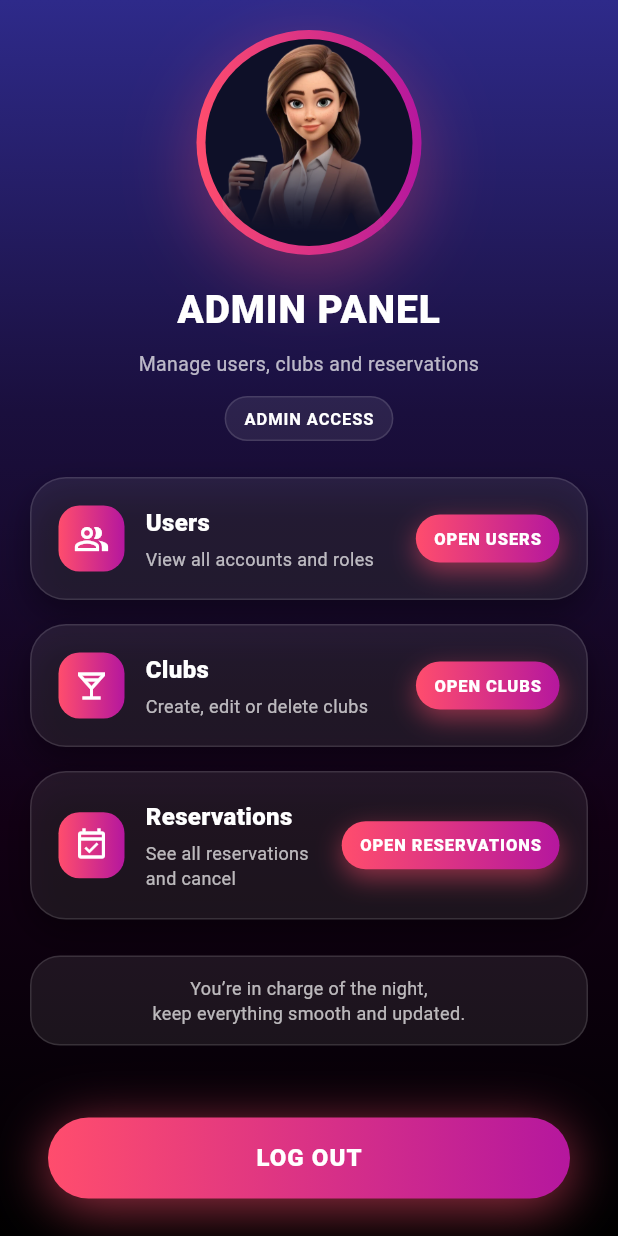
After one commit to lukacetkovic/DrinkPass_projekat, a Flutter app: the AdminScreen screen opened by its route, on a phone screen of 412 x 824 dp. The commit adds this screen. Run offline on Flutter 3.47's test engine with Material 3 defaults, Android fonts, the phone set to English and light mode, and no system bars; our stand-ins replace cloud_firestore, firebase_auth, firebase_core; accounts and stored records are empty; Roboto replaces fonts that are missing (Poppins).

Commit message:
Dodavanje admin panel-a i povezivanje sa role-om

```diff
--- a/lib/main.dart
+++ b/lib/main.dart
@@ -13,6 +13,7 @@ import 'screens/login_screen.dart';
 import 'screens/createNewAcc_screen.dart';
 import 'screens/myProfile_screen.dart';
 import 'screens/auth_gate.dart';
+import 'screens/admin_screen.dart';
 
 Future<void> main() async {
   WidgetsFlutterBinding.ensureInitialized();
@@ -44,6 +45,7 @@ class DrinkPassApp extends StatelessWidget {
         AppRoutes.createAccount: (context) => CreateNewAccScreen(),
 
         AppRoutes.profile: (context) => const MyProfileScreen(),
+        AppRoutes.admin: (context) => const AdminScreen(),
       },
     );
   }
--- a/lib/navigation/app_routes.dart
+++ b/lib/navigation/app_routes.dart
@@ -5,4 +5,5 @@ class AppRoutes {
   static const login = '/login';
   static const createAccount = '/create-account';
   static const profile = '/profile';
+  static const admin = '/admin';
 }
--- /dev/null
+++ b/lib/screens/admin_screen.dart
@@ -0,0 +1,296 @@
+import 'package:flutter/material.dart';
+import 'package:provider/provider.dart';
+
+import '../state/auth_state.dart';
+import '../navigation/app_routes.dart';
+
+class AdminScreen extends StatelessWidget {
+  const AdminScreen({super.key});
+
+  static const LinearGradient backgroundGradient = LinearGradient(
+    begin: Alignment.topCenter,
+    end: Alignment.bottomCenter,
+    colors: [
+      Color(0xFF2E2A8A),
+      Color(0xFF1A0F3D),
+      Color(0xFF120014),
+      Color(0xFF000000),
+    ],
+  );
+
+  static const LinearGradient primaryGradient = LinearGradient(
+    colors: [Color(0xFFFF4D6D), Color(0xFFB5179E)],
+    begin: Alignment.centerLeft,
+    end: Alignment.centerRight,
+  );
+
+  @override
+  Widget build(BuildContext context) {
+    return Scaffold(
+      body: Container(
+        width: double.infinity,
+        constraints: const BoxConstraints.expand(),
+        decoration: const BoxDecoration(gradient: backgroundGradient),
+        child: SafeArea(
+          child: SingleChildScrollView(
+            padding: const EdgeInsets.fromLTRB(20, 20, 20, 28),
+            child: Column(
+              crossAxisAlignment: CrossAxisAlignment.stretch,
+              children: [
+                Center(child: _avatarCircle('assets/images/NEW_ACC_AVATAR.png')),
+                const SizedBox(height: 18),
+                const Text(
+                  'ADMIN PANEL',
+                  textAlign: TextAlign.center,
+                  style: TextStyle(
+                    fontFamily: 'Poppins',
+                    fontSize: 26,
+                    fontWeight: FontWeight.w900,
+                    color: Colors.white,
+                    letterSpacing: 0.6,
+                  ),
+                ),
+                const SizedBox(height: 8),
+                const Text(
+                  'Manage users, clubs and reservations',
+                  textAlign: TextAlign.center,
+                  style: TextStyle(
+                    fontFamily: 'Poppins',
+                    fontSize: 13,
+                    color: Colors.white70,
+                  ),
+                ),
+                const SizedBox(height: 12),
+                Center(
+                  child: Container(
+                    padding:
+                        const EdgeInsets.symmetric(horizontal: 12, vertical: 6),
+                    decoration: BoxDecoration(
+                      color: Colors.white.withOpacity(0.08),
+                      borderRadius: BorderRadius.circular(16),
+                      border: Border.all(color: Colors.white.withOpacity(0.12)),
+                    ),
+                    child: const Text(
+                      'ADMIN ACCESS',
+                      style: TextStyle(
+                        fontFamily: 'Poppins',
+                        fontSize: 11,
+                        fontWeight: FontWeight.w700,
+                        color: Colors.white,
+                        letterSpacing: 0.6,
+                      ),
+                    ),
+                  ),
+                ),
+                const SizedBox(height: 24),
+
+                _adminSection(
+                  title: 'Users',
+                  subtitle: 'View all accounts and roles',
+                  icon: Icons.people_alt_outlined,
+                  actionText: 'OPEN USERS',
+                ),
+                const SizedBox(height: 16),
+                _adminSection(
+                  title: 'Clubs',
+                  subtitle: 'Create, edit or delete clubs',
+                  icon: Icons.local_bar_outlined,
+                  actionText: 'OPEN CLUBS',
+                ),
+                const SizedBox(height: 16),
+                _adminSection(
+                  title: 'Reservations',
+                  subtitle: 'See all reservations and cancel',
+                  icon: Icons.event_available_outlined,
+                  actionText: 'OPEN RESERVATIONS',
+                ),
+                const SizedBox(height: 24),
+                Container(
+                  padding:
+                      const EdgeInsets.symmetric(horizontal: 16, vertical: 12),
+                  decoration: BoxDecoration(
+                    color: Colors.white.withOpacity(0.08),
+                    borderRadius: BorderRadius.circular(20),
+                    border: Border.all(color: Colors.white.withOpacity(0.12)),
+                  ),
+                  child: const Text(
+                    'You’re in charge of the night,\nkeep everything smooth and updated.',
+                    textAlign: TextAlign.center,
+                    style: TextStyle(
+                      fontFamily: 'Poppins',
+                      fontSize: 12,
+                      color: Colors.white70,
+                      height: 1.4,
+                    ),
+                  ),
+                ),
+                const SizedBox(height: 48),
+                _primaryButton(
+                  text: 'LOG OUT',
+                  onTap: () {
+                    context.read<AuthState>().logout();
+                    Navigator.pushReplacementNamed(context, AppRoutes.login);
+                  },
+                ),
+              ],
+            ),
+          ),
+        ),
+      ),
+    );
+  }
+
+  Widget _adminSection({
+    required String title,
+    required String subtitle,
+    required IconData icon,
+    required String actionText,
+  }) {
+    return Container(
+      padding: const EdgeInsets.all(18),
+      decoration: BoxDecoration(
+        color: Colors.white.withOpacity(0.08),
+        borderRadius: BorderRadius.circular(24),
+        border: Border.all(color: Colors.white.withOpacity(0.12)),
+        boxShadow: [
+          BoxShadow(
+            color: Colors.black.withOpacity(0.35),
+            blurRadius: 18,
+            offset: const Offset(0, 10),
+          ),
+        ],
+      ),
+      child: Row(
+        children: [
+          Container(
+            width: 44,
+            height: 44,
+            decoration: BoxDecoration(
+              gradient: primaryGradient,
+              borderRadius: BorderRadius.circular(14),
+            ),
+            child: Icon(icon, color: Colors.white),
+          ),
+          const SizedBox(width: 14),
+          Expanded(
+            child: Column(
+              crossAxisAlignment: CrossAxisAlignment.start,
+              children: [
+                Text(
+                  title,
+                  style: const TextStyle(
+                    fontFamily: 'Poppins',
+                    fontSize: 16,
+                    fontWeight: FontWeight.w800,
+                    color: Colors.white,
+                  ),
+                ),
+                const SizedBox(height: 4),
+                Text(
+                  subtitle,
+                  style: const TextStyle(
+                    fontFamily: 'Poppins',
+                    fontSize: 12,
+                    color: Colors.white70,
+                  ),
+                ),
+              ],
+            ),
+          ),
+          const SizedBox(width: 10),
+          Container(
+            padding: const EdgeInsets.symmetric(horizontal: 12, vertical: 8),
+            decoration: BoxDecoration(
+              gradient: primaryGradient,
+              borderRadius: BorderRadius.circular(18),
+              boxShadow: [
+                BoxShadow(
+                  color: const Color(0xFFFF4D6D).withOpacity(0.5),
+                  blurRadius: 14,
+                  offset: const Offset(0, 6),
+                ),
+              ],
+            ),
+            child: Text(
+              actionText,
+              style: const TextStyle(
+                fontFamily: 'Poppins',
+                fontSize: 11,
+                fontWeight: FontWeight.w800,
+                color: Colors.white,
+                letterSpacing: 0.6,
+              ),
+            ),
+          ),
+        ],
+      ),
+    );
+  }
+
+  Widget _avatarCircle(String asset) {
+    return Container(
+      width: 150,
+      height: 150,
+      decoration: BoxDecoration(
+        shape: BoxShape.circle,
+        gradient: primaryGradient,
+        boxShadow: [
+          BoxShadow(
+            color: const Color(0xFFFF4D6D).withOpacity(0.35),
+            blurRadius: 40,
+            offset: const Offset(0, 14),
+          ),
+        ],
+      ),
+      padding: const EdgeInsets.all(6),
+      child: Container(
+        decoration: const BoxDecoration(
+          shape: BoxShape.circle,
+          color: Color(0xFF0E1028),
+        ),
+        child: Image.asset(
+          asset,
+          fit: BoxFit.contain,
+        ),
+      ),
+    );
+  }
+
+  Widget _primaryButton({
+    required String text,
+    required VoidCallback onTap,
+  }) {
+    return Padding(
+      padding: const EdgeInsets.symmetric(horizontal: 12),
+      child: GestureDetector(
+        onTap: onTap,
+        child: Container(
+          height: 54,
+          decoration: BoxDecoration(
+            gradient: primaryGradient,
+            borderRadius: BorderRadius.circular(32),
+            boxShadow: [
+              BoxShadow(
+                color: const Color(0xFFFF4D6D).withOpacity(0.6),
+                blurRadius: 30,
+                offset: const Offset(0, 6),
+              ),
+            ],
+          ),
+          child: Center(
+            child: Text(
+              text,
+              style: const TextStyle(
+                fontFamily: 'Poppins',
+                fontWeight: FontWeight.w800,
+                fontSize: 16,
+                letterSpacing: 0.7,
+                color: Colors.white,
+              ),
+            ),
+          ),
+        ),
+      ),
+    );
+  }
+}
--- a/lib/screens/auth_gate.dart
+++ b/lib/screens/auth_gate.dart
@@ -1,28 +1,68 @@
+import 'package:cloud_firestore/cloud_firestore.dart';
 import 'package:flutter/material.dart';
 import 'package:provider/provider.dart';
 
 import '../state/auth_state.dart';
 import '../navigation/app_routes.dart';
 
-class AuthGate extends StatelessWidget {
+class AuthGate extends StatefulWidget {
   const AuthGate({super.key});
 
   @override
+  State<AuthGate> createState() => _AuthGateState();
+}
+
+class _AuthGateState extends State<AuthGate> {
+  bool _navigated = false;
+
+  void _go(String route) {
+    if (_navigated) return;
+    _navigated = true;
+    WidgetsBinding.instance.addPostFrameCallback((_) {
+      Navigator.pushReplacementNamed(context, route);
+    });
+  }
+
+  @override
   Widget build(BuildContext context) {
-    return Consumer<AuthState>(
-      builder: (context, authState, _) {
-        WidgetsBinding.instance.addPostFrameCallback((_) {
-          if (authState.isLoggedIn) {
-            Navigator.pushReplacementNamed(context, AppRoutes.home);
-          } else {
-            Navigator.pushReplacementNamed(context, AppRoutes.login);
-          }
-        });
+    final authState = context.watch<AuthState>();
+    final user = authState.user;
+
+    if (user == null) {
+      _go(AppRoutes.login);
+      return const Scaffold(
+        body: Center(child: CircularProgressIndicator()),
+      );
+    }
+
+    return FutureBuilder<DocumentSnapshot>(
+      future: FirebaseFirestore.instance
+          .collection('users')
+          .doc(user.uid)
+          .get(),
+      builder: (context, snapshot) {
+        if (snapshot.connectionState == ConnectionState.waiting) {
+          return const Scaffold(
+            body: Center(child: CircularProgressIndicator()),
+          );
+        }
+        if (snapshot.hasError || !snapshot.hasData) {
+          _go(AppRoutes.home);
+          return const Scaffold(
+            body: Center(child: CircularProgressIndicator()),
+          );
+        }
+
+        final data = snapshot.data!.data() as Map<String, dynamic>? ?? {};
+        final role = (data['role'] ?? 'user').toString().toLowerCase();
+        if (role == 'admin') {
+          _go(AppRoutes.admin);
+        } else {
+          _go(AppRoutes.home);
+        }
 
         return const Scaffold(
-          body: Center(
-            child: CircularProgressIndicator(),
-          ),
+          body: Center(child: CircularProgressIndicator()),
         );
       },
     );
--- a/lib/screens/createNewAcc_screen.dart
+++ b/lib/screens/createNewAcc_screen.dart
@@ -69,7 +69,7 @@ class _CreateNewAccScreenState extends State<CreateNewAccScreen> {
 
       if (!mounted) return;
 
-      Navigator.pushReplacementNamed(context, AppRoutes.home);
+      Navigator.pushReplacementNamed(context, AppRoutes.authGate);
 
     } catch (e) {
       if (e is FirebaseAuthException) {
--- a/lib/screens/login_screen.dart
+++ b/lib/screens/login_screen.dart
@@ -63,7 +63,7 @@ class _LoginScreenState extends State<LoginScreen> {
             password: password,
           );
       if (!mounted) return;
-      Navigator.pushReplacementNamed(context, AppRoutes.home);
+      Navigator.pushReplacementNamed(context, AppRoutes.authGate);
     } catch (e) {
       if (e is FirebaseAuthException) {
         final code = e.code.toLowerCase();
```
